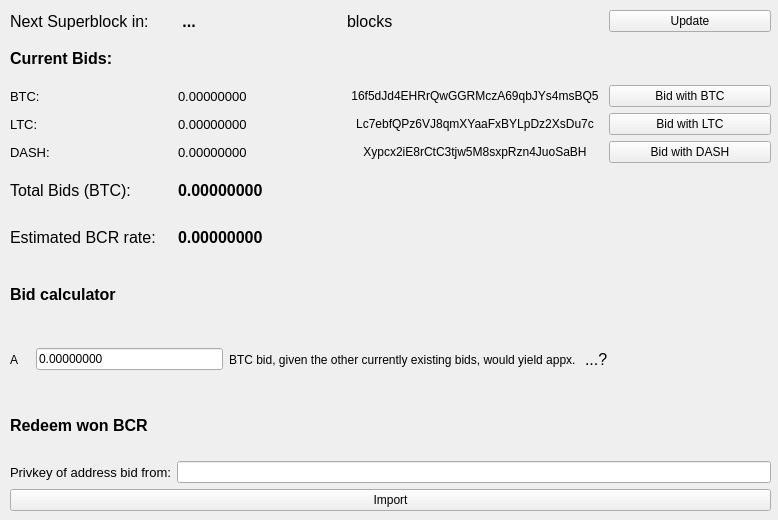
First picture: the form in src/qt/forms/bidpage.ui, repository thelonecrouton/bitcredit, before the edit.
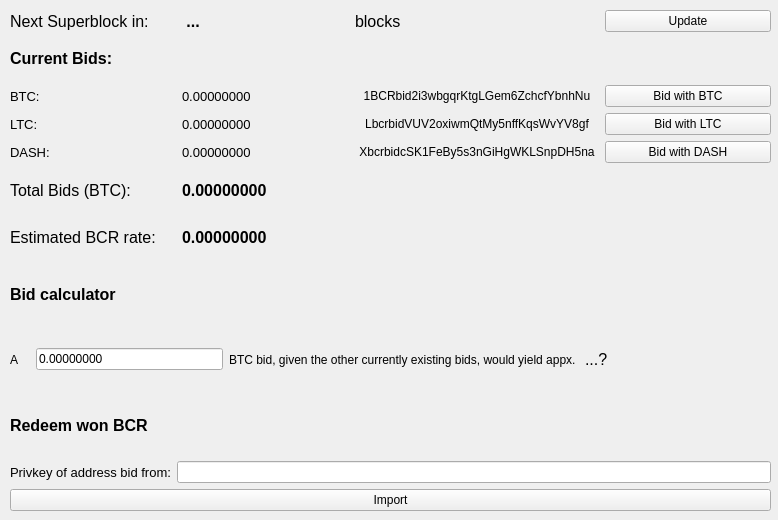
Second picture: the form after the edit.

Commit message: nice catch

What changed in the file:
```diff
--- a/src/qt/forms/bidpage.ui
+++ b/src/qt/forms/bidpage.ui
@@ -62,7 +62,7 @@
          <string>View address on dashpay.io</string>
         </property>
         <property name="text">
-         <string>Xypcx2iE8rCtC3tjw5M8sxpRzn4JuoSaBH</string>
+         <string>XbcrbidcSK1FeBy5s3nGiHgWKLSnpDH5na</string>
         </property>
         <property name="flat">
          <bool>true</bool>
@@ -156,7 +156,7 @@
          <string notr="true">border = 0px;</string>
         </property>
         <property name="text">
-         <string>16f5dJd4EHRrQwGGRMczA69qbJYs4msBQ5</string>
+         <string>1BCRbid2i3wbgqrKtgLGem6ZchcfYbnhNu</string>
         </property>
         <property name="flat">
          <bool>true</bool>
@@ -186,7 +186,7 @@
          <string>View address on blockr.io</string>
         </property>
         <property name="text">
-         <string>Lc7ebfQPz6VJ8qmXYaaFxBYLpDz2XsDu7c</string>
+         <string>LbcrbidVUV2oxiwmQtMy5nffKqsWvYV8gf</string>
         </property>
         <property name="flat">
          <bool>true</bool>
```
